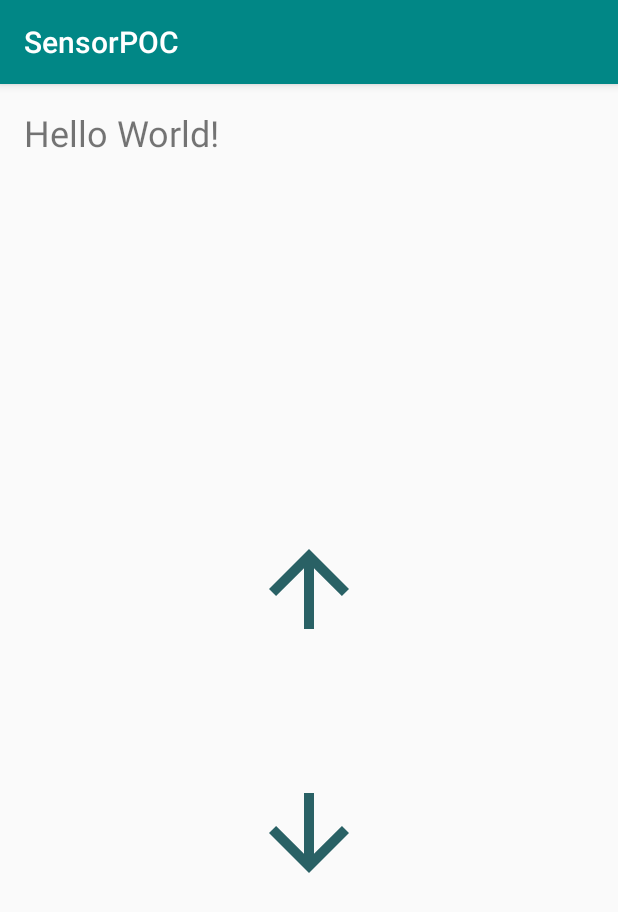
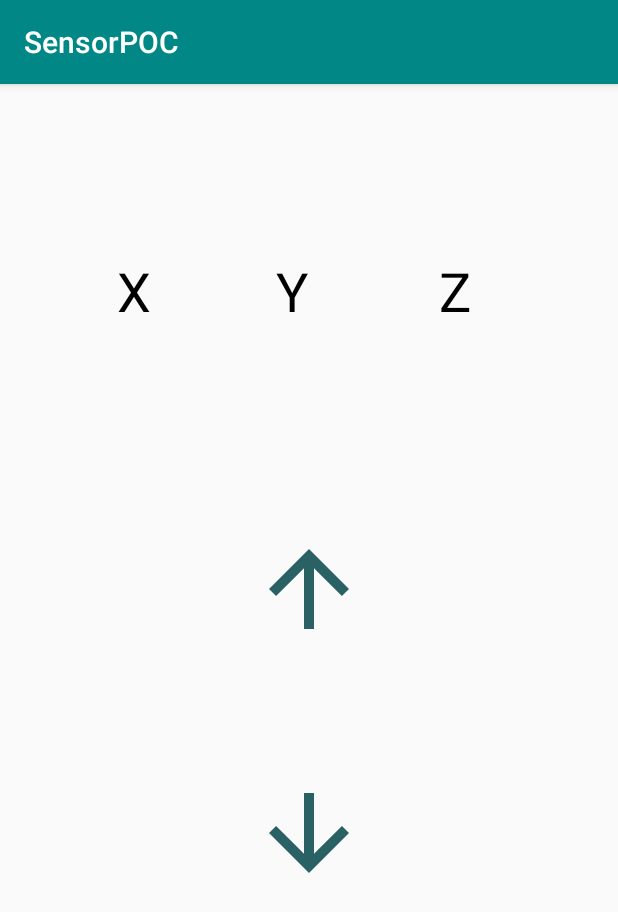
Before and after one commit to adiwalv/SensorPOC, an Android app: the screen it shows after launch (MainActivity), on a phone screen of 412 x 824 dp. Shown: the top 912 px of the screen. Run offline under Robolectric (Android 15) with nearby library versions, the phone set to English and light mode, and no system bars.

```diff
--- a/app/src/main/res/layout/activity_main.xml
+++ b/app/src/main/res/layout/activity_main.xml
@@ -8,7 +8,7 @@
 
 
     <ImageView
-        android:id="@+id/tv_imageX"
+        android:id="@+id/imageX"
         android:layout_width="80dp"
         android:layout_height="80dp"
         android:src="@drawable/ic_arrow_up"
@@ -20,8 +20,89 @@
         app:layout_constraintVertical_bias="0.431"
         tools:ignore="MissingConstraints" />
 
+    <TextView
+        android:id="@+id/x2"
+        android:layout_width="80dp"
+        android:layout_height="80dp"
+        android:text="Y"
+        android:textColor="#000000"
+        android:textSize="36sp"
+        app:layout_constraintBottom_toBottomOf="parent"
+        app:layout_constraintEnd_toEndOf="parent"
+        app:layout_constraintHorizontal_bias="0.555"
+        app:layout_constraintStart_toStartOf="parent"
+        app:layout_constraintTop_toTopOf="parent"
+        app:layout_constraintVertical_bias="0.165"
+        tools:text="Y" />
+
+    <TextView
+        android:id="@+id/zValue"
+        android:layout_width="80dp"
+        android:layout_height="80dp"
+        android:textSize="24sp"
+        app:layout_constraintBottom_toBottomOf="parent"
+        app:layout_constraintEnd_toEndOf="parent"
+        app:layout_constraintHorizontal_bias="0.821"
+        app:layout_constraintStart_toStartOf="parent"
+        app:layout_constraintTop_toTopOf="parent"
+        app:layout_constraintVertical_bias="0.248" />
+
+    <TextView
+        android:id="@+id/x"
+        android:layout_width="80dp"
+        android:layout_height="80dp"
+        android:text="X"
+        android:textColor="#000000"
+        android:textSize="36sp"
+        app:layout_constraintBottom_toBottomOf="parent"
+        app:layout_constraintEnd_toEndOf="parent"
+        app:layout_constraintHorizontal_bias="0.235"
+        app:layout_constraintStart_toStartOf="parent"
+        app:layout_constraintTop_toTopOf="parent"
+        app:layout_constraintVertical_bias="0.165"
+        tools:text="X" />
+
+    <TextView
+        android:id="@+id/yValue"
+        android:layout_width="80dp"
+        android:layout_height="80dp"
+        android:textSize="24sp"
+        app:layout_constraintBottom_toBottomOf="parent"
+        app:layout_constraintEnd_toEndOf="parent"
+        app:layout_constraintHorizontal_bias="0.477"
+        app:layout_constraintStart_toStartOf="parent"
+        app:layout_constraintTop_toTopOf="parent"
+        app:layout_constraintVertical_bias="0.248" />
+
+    <TextView
+        android:id="@+id/xValue"
+        android:layout_width="80dp"
+        android:layout_height="80dp"
+        android:textSize="24sp"
+        app:layout_constraintBottom_toBottomOf="parent"
+        app:layout_constraintEnd_toEndOf="parent"
+        app:layout_constraintHorizontal_bias="0.145"
+        app:layout_constraintStart_toStartOf="parent"
+        app:layout_constraintTop_toTopOf="parent"
+        app:layout_constraintVertical_bias="0.248" />
+
+    <TextView
+        android:id="@+id/x3"
+        android:layout_width="80dp"
+        android:layout_height="80dp"
+        android:text="Z"
+        android:textColor="#000000"
+        android:textSize="36sp"
+        app:layout_constraintBottom_toBottomOf="parent"
+        app:layout_constraintEnd_toEndOf="parent"
+        app:layout_constraintHorizontal_bias="0.882"
+        app:layout_constraintStart_toStartOf="parent"
+        app:layout_constraintTop_toTopOf="parent"
+        app:layout_constraintVertical_bias="0.165"
+        tools:text="Z" />
+
     <ImageView
-        android:id="@+id/tv_imageY"
+        android:id="@+id/imageY"
         android:layout_width="80dp"
         android:layout_height="80dp"
         android:src="@drawable/ic_arrow_down"
@@ -33,15 +114,4 @@
         app:layout_constraintVertical_bias="0.668"
         tools:ignore="MissingConstraints" />
 
-    <TextView
-        android:id="@+id/txt_number"
-        android:layout_width="wrap_content"
-        android:layout_height="wrap_content"
-        android:layout_marginLeft="16dp"
-        android:layout_marginTop="16dp"
-        android:text="Hello World!"
-        android:textSize="24dp"
-        app:layout_constraintLeft_toLeftOf="parent"
-        app:layout_constraintTop_toTopOf="parent" />
-
 </androidx.constraintlayout.widget.ConstraintLayout>
```
Also changed, not shown: app/src/main/java/io/qio/sensorpoc/MainActivity.java (+46 -34 lines).
